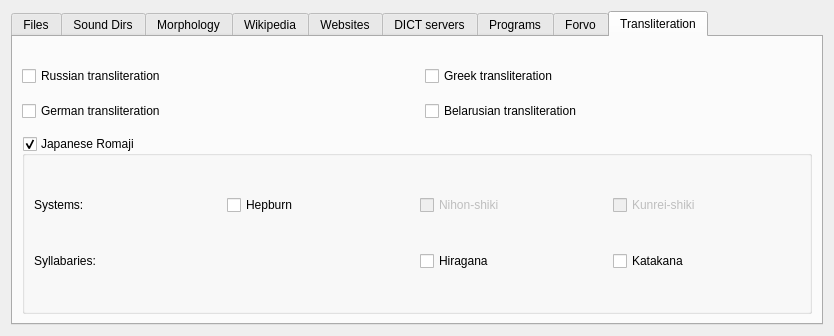
First picture: the form in sources.ui, repository goldendict/goldendict, before the edit.
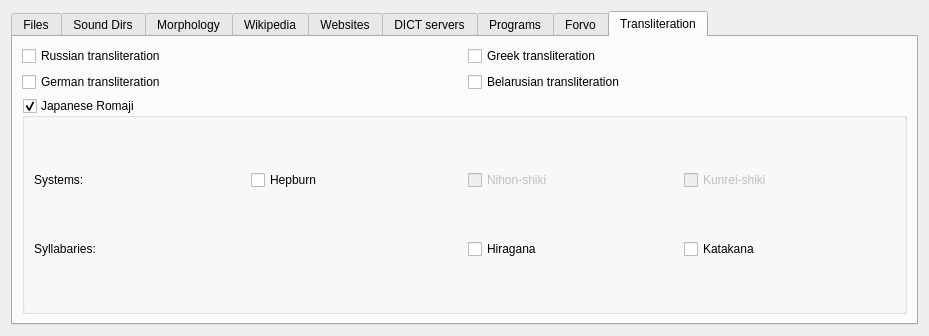
Second picture: the form after the edit. The open tabs and pages were chosen to show the change. Icons and pictures are not drawn.

Commit message: ui: top margin reset to default.

```diff
--- a/sources.ui
+++ b/sources.ui
@@ -6,7 +6,7 @@
    <rect>
     <x>0</x>
     <y>0</y>
-    <width>834</width>
+    <width>929</width>
     <height>336</height>
    </rect>
   </property>
@@ -741,24 +741,8 @@
       </attribute>
       <layout class="QVBoxLayout" name="transliterationLayout">
        <property name="spacing">
-        <number>15</number>
+        <number>6</number>
        </property>
-       <item>
-        <spacer name="verticalSpacer_16">
-         <property name="orientation">
-          <enum>Qt::Vertical</enum>
-         </property>
-         <property name="sizeType">
-          <enum>QSizePolicy::Fixed</enum>
-         </property>
-         <property name="sizeHint" stdset="0">
-          <size>
-           <width>20</width>
-           <height>20</height>
-          </size>
-         </property>
-        </spacer>
-       </item>
        <item>
         <layout class="QGridLayout" name="gridLayout_2">
          <item row="0" column="1">
```
Left out of the diff: 128 changed lines with no effect on the pictures. The commit also changes 1 other file.
